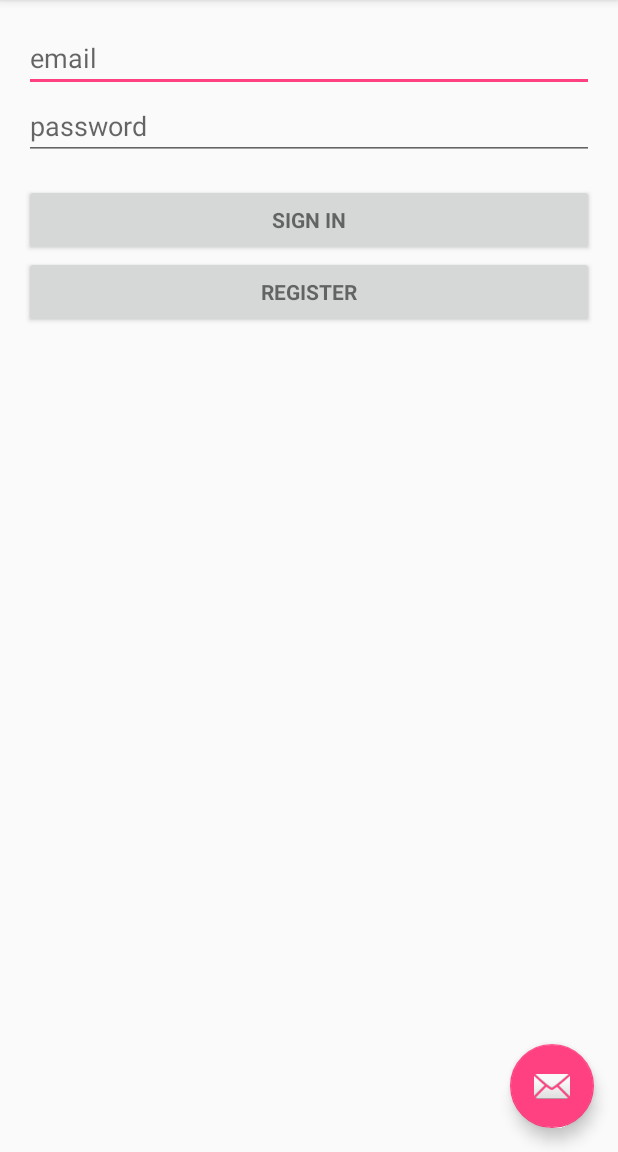
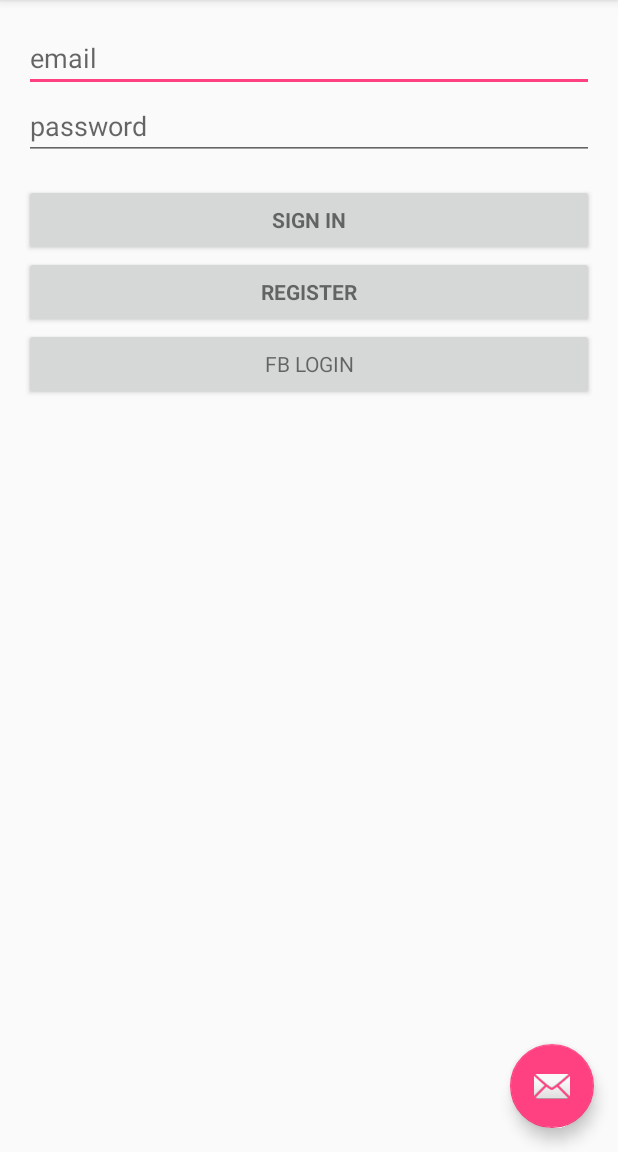
Before and after one commit to Antivius/FleaLoginTest, an Android app: the screen it shows after launch (MainActivity), on a phone screen of 412 x 824 dp, the part 84-1236 px from its top. Run offline under Robolectric (Android 15) with nearby library versions, the phone set to English and light mode, and no system bars; libraries missing offline, so code that uses them is left out: com.backendless, com.backendless.async; 1 statement that could not run was skipped.

Commit message:
FB Login

```diff
--- a/app/src/main/java/com/example/antti/logintest/MainActivity.java
+++ b/app/src/main/java/com/example/antti/logintest/MainActivity.java
@@ -15,6 +15,10 @@ import android.widget.Toast;
 import com.backendless.Backendless;
 import com.backendless.BackendlessUser;
 import com.backendless.async.callback.AsyncCallback;
+
+import java.util.Collections;
+import java.util.HashMap;
+import java.util.Map;
 
 
 public class MainActivity extends AppCompatActivity {
@@ -47,6 +51,9 @@ public class MainActivity extends AppCompatActivity {
 
         Button loginButton = (Button) findViewById( R.id.loginButton );
         loginButton.setOnClickListener(createLoginButtonListener());
+
+        Button fbLoginButton = (Button) findViewById(R.id.fbLoginButton);
+        fbLoginButton.setOnClickListener(createFBLoginButtonListner());
 
     }
 
@@ -182,6 +189,39 @@ public class MainActivity extends AppCompatActivity {
     }
 
     /**
+     * Creates a listener, which proceeds with login with Facebook on button click.
+     *
+     * @return a listener, handling login with Facebook button click
+     */
+    public View.OnClickListener createFBLoginButtonListner()
+    {
+        return new View.OnClickListener()
+        {
+            @Override
+            public void onClick( View v )
+            {
+                LoadingCallback<BackendlessUser> loginCallback = createLoginCallback();
+
+                loginCallback.showLoading();
+                loginFacebookUser( loginCallback );
+            }
+        };
+    }
+
+    /**
+     * Sends a request to Backendless to log in user with Facebook account.
+     * Fetches Facebook user's name and saves it on Backendless.
+     *
+     * @param loginCallback a callback, containing actions to be executed on request result
+     */
+    public void loginFacebookUser( AsyncCallback<BackendlessUser> loginCallback )
+    {
+        Map<String, String> fieldsMappings = new HashMap<>();
+        fieldsMappings.put( "name", "name" );
+        Backendless.UserService.loginWithFacebook( this, null, fieldsMappings, Collections.<String>emptyList(), loginCallback );
+    }
+
+    /**
      * Creates a callback, containing actions to be executed on login request result.
      *
      * @return a callback, containing actions to be executed on login request result
--- a/app/src/main/java/com/example/antti/logintest/UserActivity.java
+++ b/app/src/main/java/com/example/antti/logintest/UserActivity.java
@@ -30,7 +30,7 @@ public class UserActivity extends AppCompatActivity {
 
         userText = (TextView)findViewById(R.id.currentUser);
         if (userText != null) {
-            userText.setText(getCurrent().toString());
+            userText.setText("Hello "+getCurrent().getProperty("name").toString());
         }
 
         Button loginButton = (Button) findViewById( R.id.logout_button );
--- a/app/src/main/res/layout/content_main.xml
+++ b/app/src/main/res/layout/content_main.xml
@@ -46,4 +46,13 @@
         android:layout_below="@+id/loginButton"
         android:layout_alignParentLeft="true"
         android:layout_alignParentStart="true" />
+
+    <Button
+        style="?android:textAppearanceSmall"
+        android:layout_width="match_parent"
+        android:layout_height="wrap_content"
+        android:text="FB Login"
+        android:id="@+id/fbLoginButton"
+        android:layout_below="@+id/registerButton"
+        android:layout_centerHorizontal="true" />
 </RelativeLayout>
--- a/build.gradle
+++ b/build.gradle
@@ -5,7 +5,7 @@ buildscript {
         jcenter()
     }
     dependencies {
-        classpath 'com.android.tools.build:gradle:1.5.0'
+        classpath 'com.android.tools.build:gradle:2.0.0'
 
         // NOTE: Do not place your application dependencies here; they belong
         // in the individual module build.gradle files
```
Also changed, not shown: gradle/wrapper/gradle-wrapper.properties.
